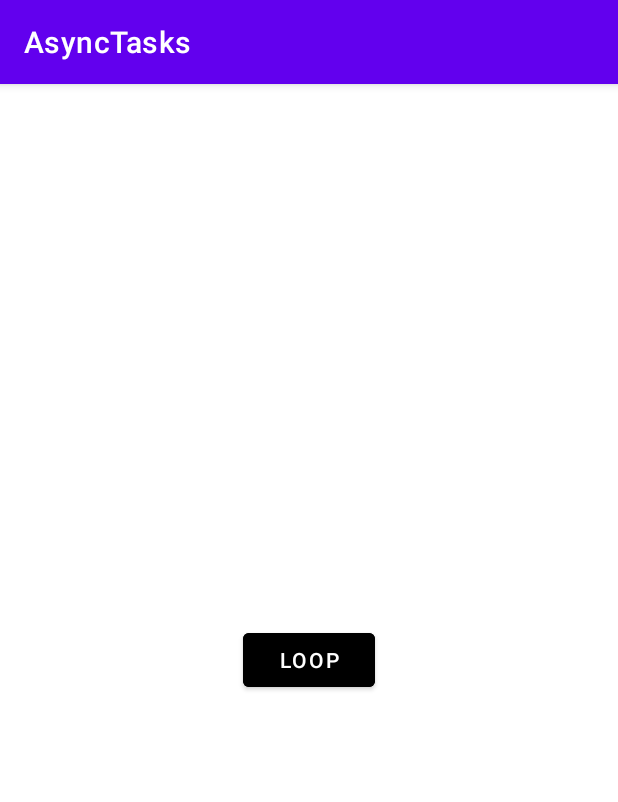
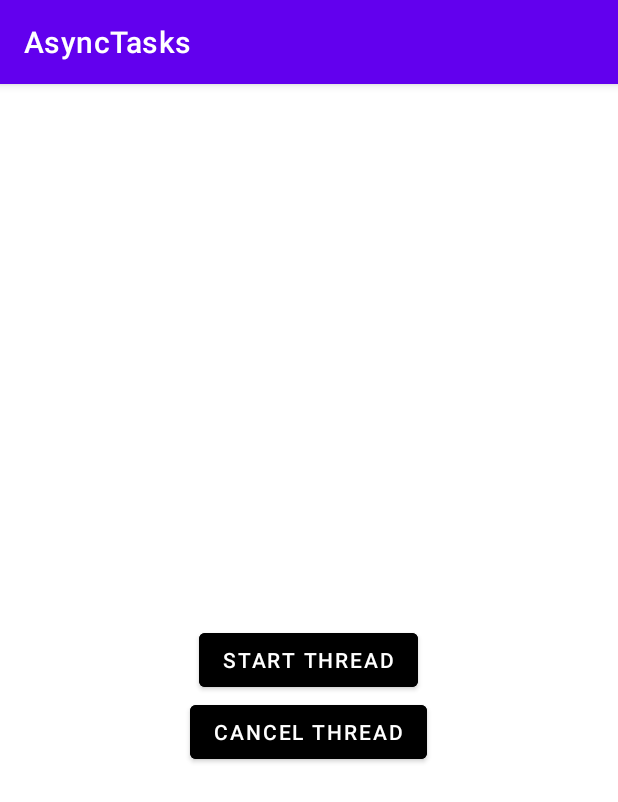
Before and after one commit to RSoft456/AsyncTasks, an Android app: the screen it shows after launch (MainActivity), on a phone screen of 412 x 824 dp. Shown: the top 802 px of the screen. Run offline under Robolectric (Android 15) with nearby library versions, the phone set to English and light mode, and no system bars.

Commit message:
cancelling the async task

```diff
--- a/app/src/main/java/com/example/api/ramsha/asynctasks/MainActivity.java
+++ b/app/src/main/java/com/example/api/ramsha/asynctasks/MainActivity.java
@@ -15,20 +15,32 @@ import android.widget.Button;
 import android.widget.Toast;
 
 public class MainActivity extends AppCompatActivity {
-    Button btn;
+    Button btn, cancel;
     int i = 1;
+
 
     @Override
     protected void onCreate(Bundle savedInstanceState) {
+        final MyAsyncTasks[] obj = new MyAsyncTasks[1];
         super.onCreate(savedInstanceState);
         setContentView(R.layout.activity_main);
         btn = findViewById(R.id.button);
+        cancel = findViewById(R.id.button2);
         btn.setOnClickListener(new View.OnClickListener() {
             @Override
             public void onClick(View view) {
 
                 String querry = "hi";
-                new MyAsyncTasks().execute(querry);
+                obj[0] = new MyAsyncTasks();
+                obj[0].execute(querry);
+
+            }
+        });
+        //kill background thread/async task
+        cancel.setOnClickListener(new View.OnClickListener() {
+            @Override
+            public void onClick(View view) {
+                obj[0].cancel(true);
             }
         });
     }
@@ -49,12 +61,20 @@ public class MainActivity extends AppCompatActivity {
                 public void run() {
                     //the below line calls the above postDelayed after every 2 seconds
                     //to destroy this we destroy handler
-                    //handlerObject.postDelayed(this,2000);
+
+                    handlerObject.postDelayed(this,2000);
                     //Log.d(TAG, "run: "+ 1);
-                    onProgressUpdate(2);
-                    Toast.makeText(MainActivity.this, "This toast was delayed for 2 seconds", Toast.LENGTH_SHORT).show();
+                    if (!isCancelled()) {
+                        onProgressUpdate(2);
+                        Toast.makeText(MainActivity.this, "This toast was delayed for 2 seconds", Toast.LENGTH_SHORT).show();
+                    }
+                    else{
+                        //handlerObject.removeCallbacks(this);
+
+                    }
                 }
-            },2000 );
+            }, 2000);
+
             Log.d(TAG, "doInBackground: " + strings[0]);
 
             return value;
--- a/app/src/main/res/layout/activity_main.xml
+++ b/app/src/main/res/layout/activity_main.xml
@@ -11,6 +11,14 @@
         android:layout_centerInParent="true"
         android:layout_width="wrap_content"
         android:layout_height="wrap_content"
-        android:text="loop"
+        android:text="start thread"
+        android:backgroundTint="@color/black"/>
+    <Button
+        android:id="@+id/button2"
+        android:layout_below="@id/button"
+        android:layout_centerInParent="true"
+        android:layout_width="wrap_content"
+        android:layout_height="wrap_content"
+        android:text="cancel thread"
         android:backgroundTint="@color/black"/>
 </RelativeLayout>
```
